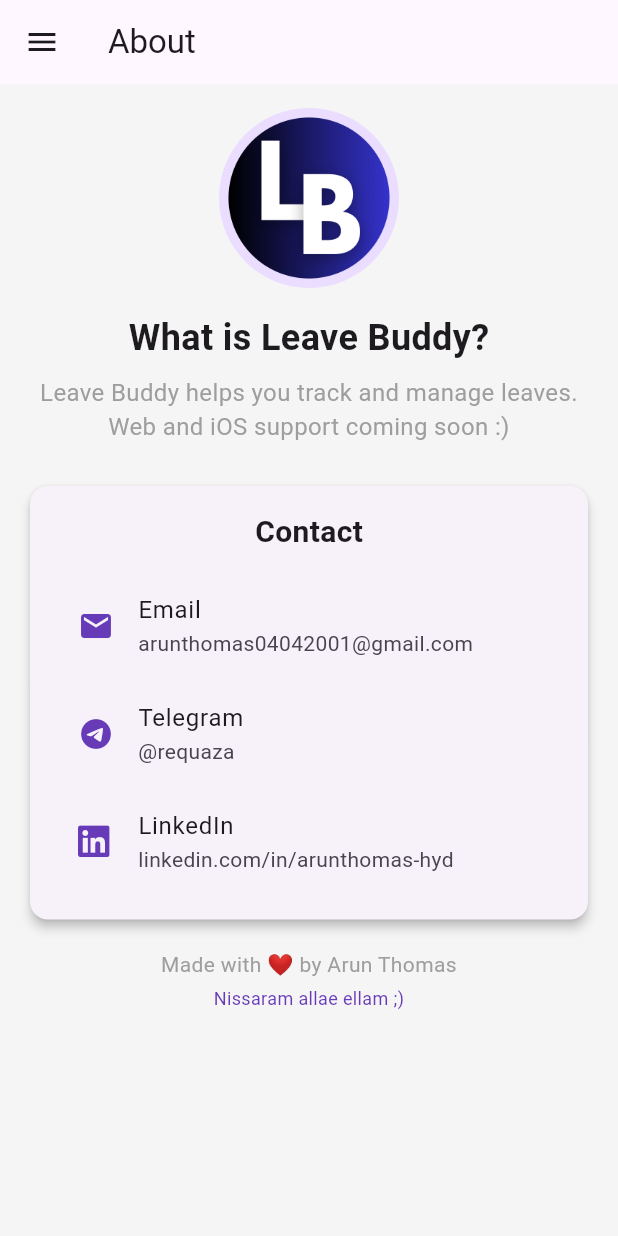
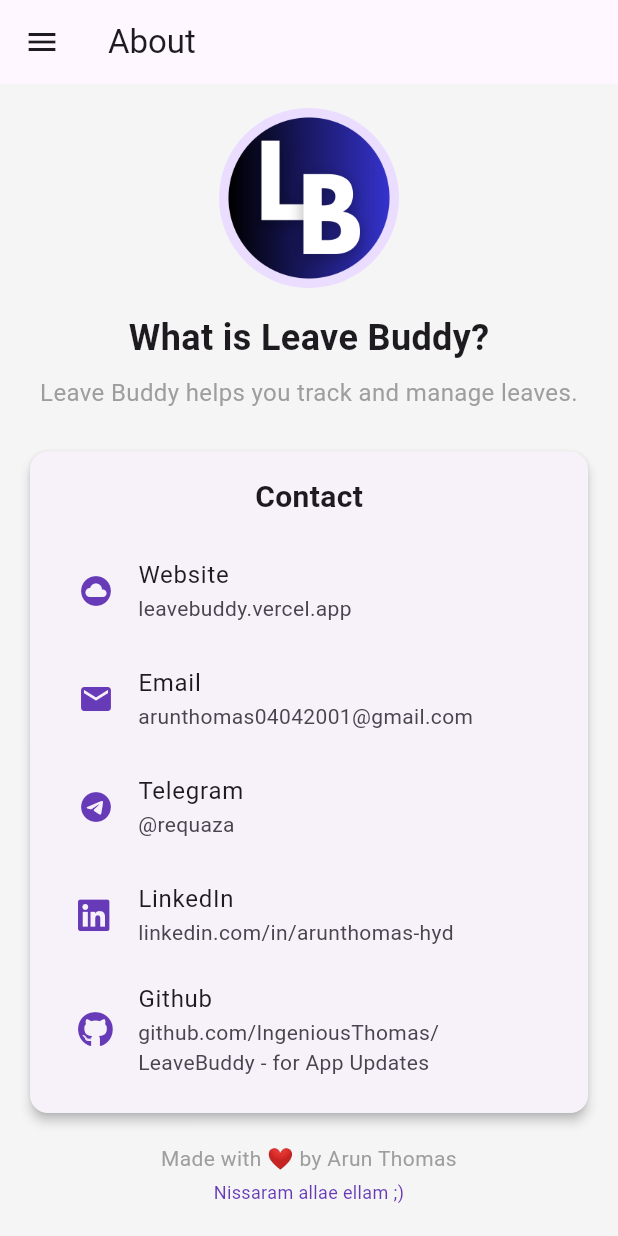
Before and after one commit to IngeniousThomas/LeaveBuddy, a Flutter app: the AboutPage screen opened by its route, on a phone screen of 412 x 824 dp. Run offline on Flutter 3.47's test engine with Material 3 defaults, Android fonts, the light colour scheme and no system bars; our stand-ins replace font_awesome_flutter, shared_preferences, table_calendar; accounts and stored records are empty.

Commit message:
final updates

```diff
--- a/lib/pages/about_page.dart
+++ b/lib/pages/about_page.dart
@@ -43,8 +43,7 @@
 
               // description of Leave Buddy
               const Text(
-                'Leave Buddy helps you track and manage leaves. '
-                'Web and iOS support coming soon :) ',
+                'Leave Buddy helps you track and manage leaves. ',
                 style: TextStyle(
                   fontSize: 16,
                   color: Colors.grey,
@@ -75,6 +74,13 @@
                       ),
                       const SizedBox(height: 12),
                       ListTile(
+                        leading: const Icon(Icons.cloud_circle_sharp, color: Colors.deepPurple),
+                        title: const Text('Website'),
+                        subtitle: const Text('leavebuddy.vercel.app'),
+                        onTap: () => _launchURL(
+                            'https://leavebuddy.vercel.app/'),
+                      ),
+                      ListTile(
                         leading: const Icon(Icons.email, color: Colors.deepPurple),
                         title: const Text('Email'),
                         subtitle: const Text('arunthomas04042001@gmail.com'),
@@ -93,6 +99,13 @@
                         subtitle: const Text('linkedin.com/in/arunthomas-hyd'),
                         onTap: () => _launchURL(
                             'https://www.linkedin.com/in/arunthomas-hyd/'),
+                      ),
+                      ListTile(
+                        leading: const FaIcon(FontAwesomeIcons.github, color: Colors.deepPurple),
+                        title: const Text('Github'),
+                        subtitle: const Text('github.com/IngeniousThomas/LeaveBuddy - for App Updates'),
+                        onTap: () => _launchURL(
+                            'https://github.com/IngeniousThomas/LeaveBuddy.git'),
                       ),
                     ],
                   ),
```
Also changed, not shown: vercel.json (deleted), 8 other files.
